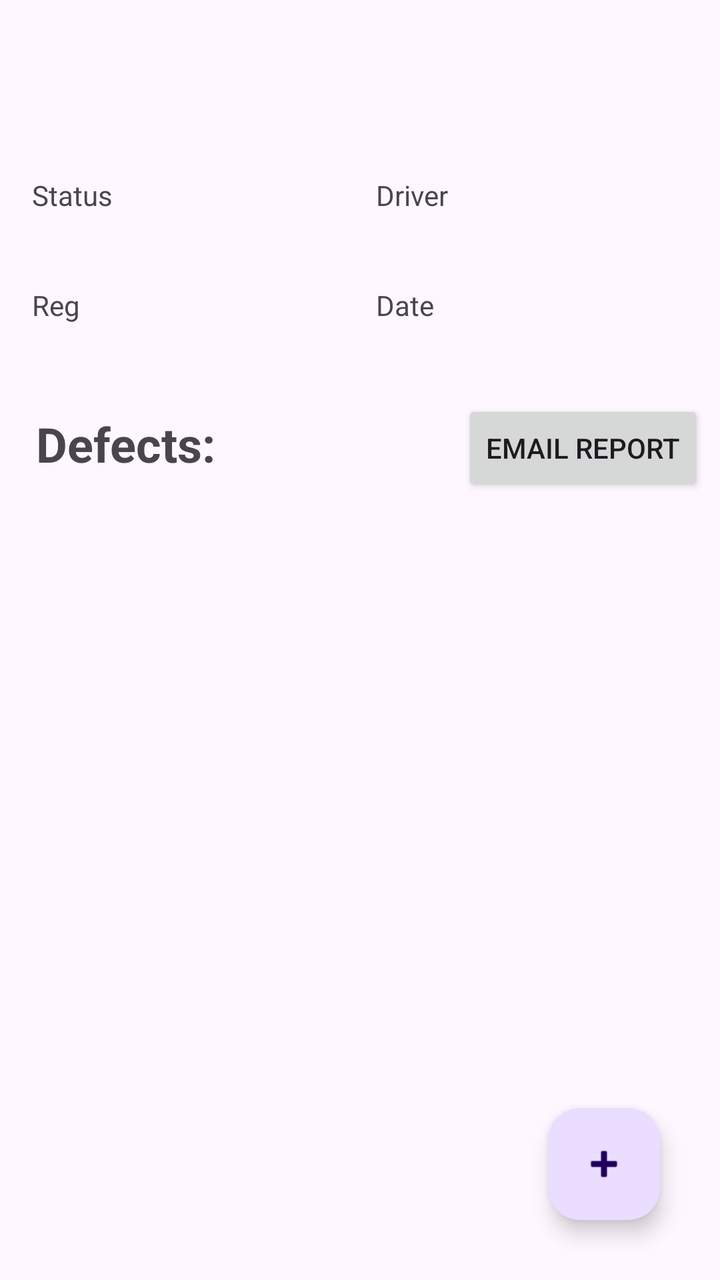
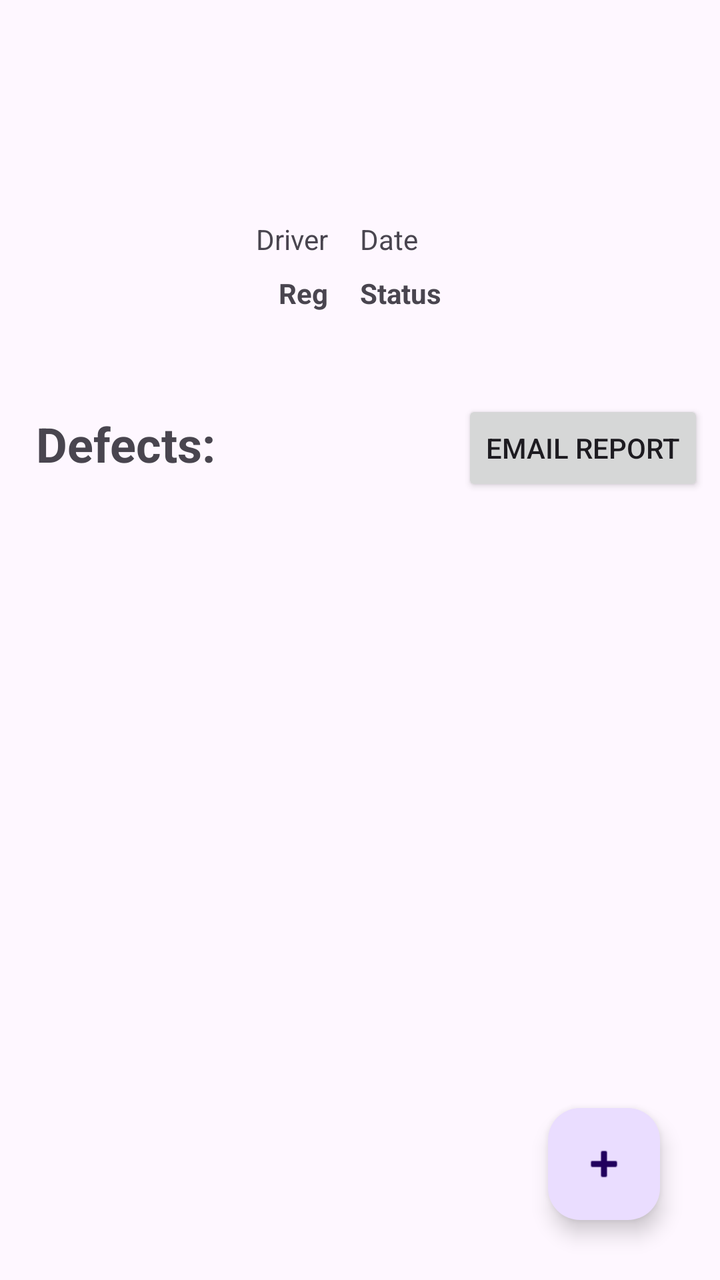

Screens rendered from an Android XML layout before and after an edit, with the pre-edit source and the edit as a unified diff.
<!-- AndroidManifest.xml: application theme Theme.Part2 -->
<!-- res/layout/activity_detail.xml -->
<?xml version="1.0" encoding="utf-8"?>
<androidx.constraintlayout.widget.ConstraintLayout
    xmlns:android="http://schemas.android.com/apk/res/android"
    xmlns:app="http://schemas.android.com/apk/res-auto"
    xmlns:tools="http://schemas.android.com/tools"
    android:layout_width="match_parent"
    android:layout_height="match_parent">

    <androidx.constraintlayout.widget.Guideline
        android:id="@+id/guideline"
        android:layout_width="wrap_content"
        android:layout_height="wrap_content"
        android:orientation="horizontal"
        app:layout_constraintGuide_percent="0.4" />

    <TextView
        android:id="@+id/textview_status"
        android:layout_width="0dp"
        android:layout_height="wrap_content"
        android:layout_marginStart="16dp"
        android:layout_marginTop="88dp"
        android:layout_marginEnd="8dp"
        android:text="Status"
        app:layout_constraintEnd_toStartOf="@+id/textview_driver"
        app:layout_constraintStart_toStartOf="parent"
        app:layout_constraintTop_toTopOf="parent" />

    <TextView
        android:id="@+id/textview_driver"
        android:layout_width="0dp"
        android:layout_height="wrap_content"
        android:layout_marginStart="8dp"
        android:layout_marginTop="88dp"
        android:layout_marginEnd="16dp"
        android:text="Driver"
        app:layout_constraintEnd_toEndOf="parent"
        app:layout_constraintStart_toEndOf="@+id/textview_status"
        app:layout_constraintTop_toTopOf="parent" />

    <TextView
        android:id="@+id/textview_reg"
        android:layout_width="0dp"
        android:layout_height="wrap_content"
        android:layout_marginStart="16dp"
        android:layout_marginTop="36dp"
        android:layout_marginEnd="8dp"
        android:text="Reg"
        app:layout_constraintEnd_toStartOf="@+id/textview_date"
        app:layout_constraintStart_toStartOf="parent"
        app:layout_constraintTop_toBottomOf="@+id/textview_status" />

    <TextView
        android:id="@+id/textview_date"
        android:layout_width="0dp"
        android:layout_height="wrap_content"
        android:layout_marginStart="8dp"
        android:layout_marginTop="36dp"
        android:layout_marginEnd="16dp"
        android:text="Date"
        app:layout_constraintEnd_toEndOf="parent"
        app:layout_constraintStart_toEndOf="@+id/textview_reg"
        app:layout_constraintTop_toBottomOf="@+id/textview_driver" />

    <TextView
        android:layout_width="wrap_content"
        android:layout_height="wrap_content"
        android:layout_margin="18dp"
        android:text="Defects:"
        android:textSize="24sp"
        android:textStyle="bold"
        app:layout_constraintBottom_toTopOf="@+id/guideline"
        app:layout_constraintStart_toStartOf="parent" />
    <Button
        android:layout_width="wrap_content"
        android:id="@+id/email_report"
        android:layout_height="wrap_content"
        android:layout_margin="8dp"
        android:text="Email Report"
        app:layout_constraintBottom_toTopOf="@+id/guideline"
        app:layout_constraintEnd_toEndOf="parent" />

    <ListView
        android:id="@+id/list"
        android:layout_width="0dp"
        android:layout_height="0dp"
        app:layout_constraintTop_toBottomOf="@+id/guideline"
        app:layout_constraintBottom_toBottomOf="parent"
        app:layout_constraintStart_toStartOf="parent"
        app:layout_constraintEnd_toEndOf="parent" />

    <com.google.android.material.floatingactionbutton.FloatingActionButton
        android:layout_width="wrap_content"
        android:id="@+id/add_defect"
        android:layout_height="wrap_content"
        android:layout_margin="30dp"
        app:layout_constraintBottom_toBottomOf="parent"
        app:layout_constraintEnd_toEndOf="parent"
        app:srcCompat="@android:drawable/ic_input_add" />

</androidx.constraintlayout.widget.ConstraintLayout>
<!-- resources referenced by this layout -->
<resources>
  <style name="Theme.Part2" parent="Base.Theme.Part2" />
  <style name="Base.Theme.Part2" parent="Theme.Material3.DayNight.NoActionBar">
          
          
      </style>
</resources>

<!-- the commit's change to res/layout/activity_detail.xml (unified diff, before → after) -->
@@ -13,53 +13,56 @@
         android:orientation="horizontal"
         app:layout_constraintGuide_percent="0.4" />
 
-    <TextView
-        android:id="@+id/textview_status"
-        android:layout_width="0dp"
+    <androidx.constraintlayout.widget.Guideline
+        android:id="@+id/guideline2"
+        android:layout_width="wrap_content"
         android:layout_height="wrap_content"
-        android:layout_marginStart="16dp"
-        android:layout_marginTop="88dp"
-        android:layout_marginEnd="8dp"
-        android:text="Status"
-        app:layout_constraintEnd_toStartOf="@+id/textview_driver"
-        app:layout_constraintStart_toStartOf="parent"
-        app:layout_constraintTop_toTopOf="parent" />
+        android:orientation="vertical"
+        app:layout_constraintGuide_percent="0.5" />
 
     <TextView
         android:id="@+id/textview_driver"
         android:layout_width="0dp"
         android:layout_height="wrap_content"
-        android:layout_marginStart="8dp"
-        android:layout_marginTop="88dp"
+        android:layout_marginTop="110dp"
         android:layout_marginEnd="16dp"
         android:text="Driver"
+        app:layout_constraintEnd_toStartOf="@+id/guideline2"
+        app:layout_constraintTop_toTopOf="parent" />
+
+    <TextView
+        android:id="@+id/textview_date"
+        android:layout_width="0dp"
+        android:layout_height="wrap_content"
+        android:layout_marginTop="110dp"
+        android:layout_marginEnd="16dp"
+        android:text="Date"
         app:layout_constraintEnd_toEndOf="parent"
-        app:layout_constraintStart_toEndOf="@+id/textview_status"
+        app:layout_constraintStart_toStartOf="@+id/guideline2"
         app:layout_constraintTop_toTopOf="parent" />
 
     <TextView
         android:id="@+id/textview_reg"
         android:layout_width="0dp"
         android:layout_height="wrap_content"
-        android:layout_marginStart="16dp"
-        android:layout_marginTop="36dp"
-        android:layout_marginEnd="8dp"
+        android:layout_marginTop="8dp"
+        android:layout_marginEnd="16dp"
         android:text="Reg"
-        app:layout_constraintEnd_toStartOf="@+id/textview_date"
-        app:layout_constraintStart_toStartOf="parent"
-        app:layout_constraintTop_toBottomOf="@+id/textview_status" />
+        android:textStyle="bold"
+        app:layout_constraintEnd_toStartOf="@+id/guideline2"
+        app:layout_constraintTop_toBottomOf="@+id/textview_driver" />
 
     <TextView
-        android:id="@+id/textview_date"
+        android:id="@+id/textview_status"
         android:layout_width="0dp"
         android:layout_height="wrap_content"
-        android:layout_marginStart="8dp"
-        android:layout_marginTop="36dp"
+        android:layout_marginTop="8dp"
         android:layout_marginEnd="16dp"
-        android:text="Date"
+        android:text="Status"
+        android:textStyle="bold"
         app:layout_constraintEnd_toEndOf="parent"
-        app:layout_constraintStart_toEndOf="@+id/textview_reg"
-        app:layout_constraintTop_toBottomOf="@+id/textview_driver" />
+        app:layout_constraintStart_toStartOf="@+id/guideline2"
+        app:layout_constraintTop_toBottomOf="@+id/textview_date" />
 
     <TextView
         android:layout_width="wrap_content"
